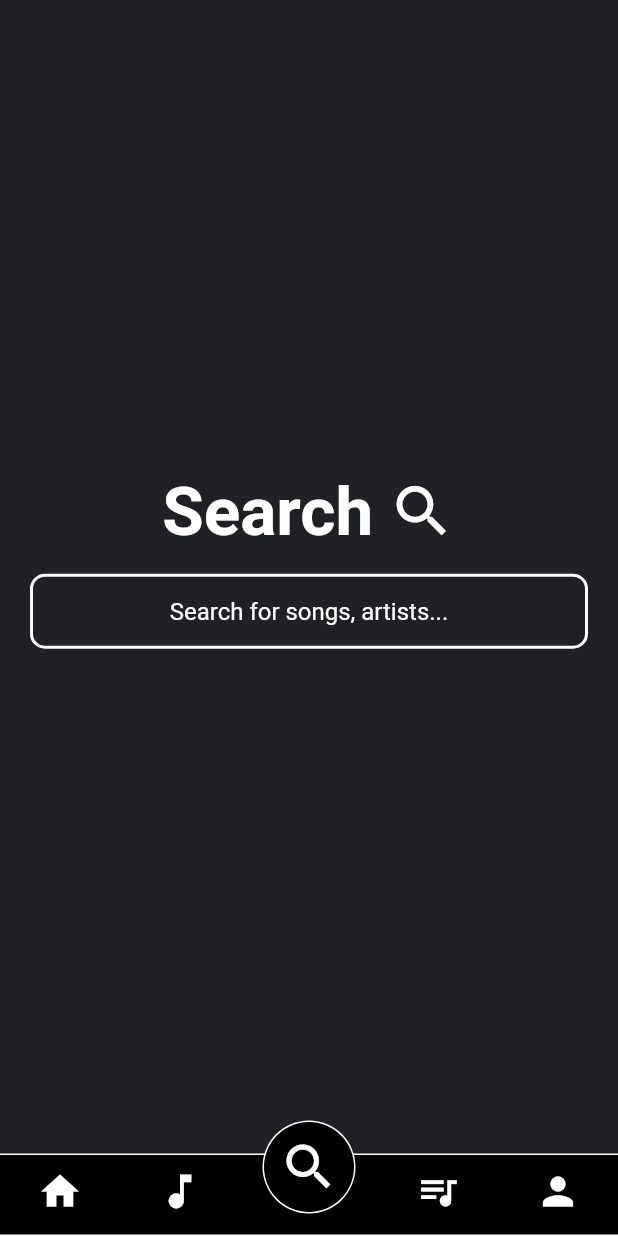
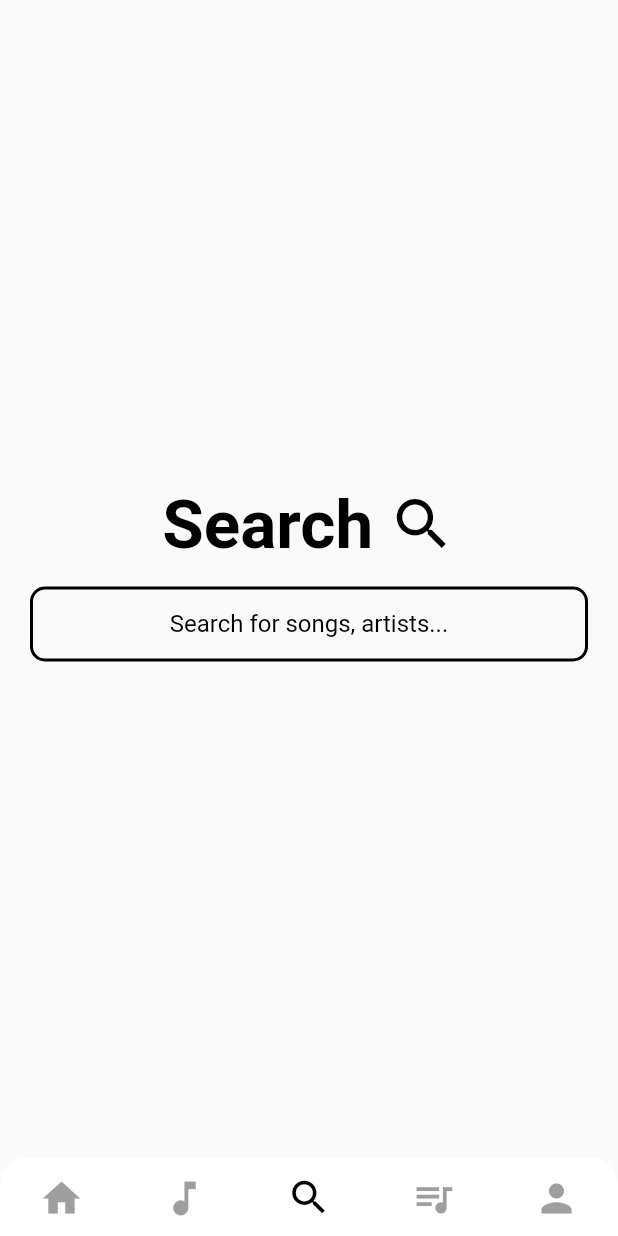
Before and after one commit to rajatKumar023/music_flutter, a Flutter app: the HomePage screen opened directly, item 3 of the bottom bar chosen, on a phone screen of 412 x 824 dp. Run offline on Flutter 3.47's test engine with Material 2 defaults, Android fonts, the phone set to English and light mode, and no system bars; our stand-ins replace flutter_mobx, mobx; missing offline and left inert: flutter_audio_query, flutter_sound; generated files the repository leaves out were written again.

Commit message:
added pages and styles file

```diff
--- a/lib/customs/bottom_navigation_bar.dart
+++ b/lib/customs/bottom_navigation_bar.dart
@@ -1,6 +1,7 @@
 import 'package:flutter/material.dart';
 import 'package:music_flutter/customs/store_observer.dart';
 import 'package:music_flutter/stores/tab_bar_store.dart';
+import 'package:music_flutter/utils/styles.dart';
 
 class CustomBottomNavigationBar extends StatelessWidget {
   @override
@@ -11,26 +12,16 @@ class CustomBottomNavigationBar extends StatelessWidget {
           children: <Widget>[
             Positioned(
               bottom: 0,
-              child: Column(
-                children: <Widget>[
-                  Container(
-                    width: MediaQuery.of(context).size.width,
-                    height: 1,
-                    color: Colors.white,
-                  ),
-                  Container(
+              child: Container(
                 width: MediaQuery.of(context).size.width,
                 height: 53.0,
                 decoration: BoxDecoration(
-                      color: Colors.black,
+                  color: Styles.PRIMARY_COLOR,
+                  borderRadius: BorderRadius.only(
+                    topRight: Radius.circular(20.0),
+                    topLeft: Radius.circular(20.0),
                   ),
                 ),
-                  Container(
-                    width: MediaQuery.of(context).size.width,
-                    height: 1,
-                    color: Colors.white,
-                  ),
-                ],
               ),
             ),
             Container(
@@ -74,38 +65,21 @@ class CustomBottomNavigationBar extends StatelessWidget {
 
   tabBarItem({TabBarStore tabBarStore, int index, IconData iconData}) {
     return Container(
-      decoration: BoxDecoration(
-        borderRadius: BorderRadius.all(
-          Radius.circular(50.0),
-        ),
-        color: tabBarStore.selectedTabBar == index
-            ? Colors.white
-            : Colors.transparent,
-      ),
       padding: EdgeInsets.all(
         tabBarStore.selectedTabBar == index ? 1.0 : 0.0,
       ),
-      margin: EdgeInsets.only(
-          bottom: tabBarStore.selectedTabBar == index ? 15.0 : 5.0),
+      margin: EdgeInsets.symmetric(vertical: 10.0),
       child: GestureDetector(
         onTap: () {
           if (tabBarStore.selectedTabBar != index) {
             tabBarStore.changeTabBar(index);
           }
         },
-        child: Container(
-          padding: EdgeInsets.all(10.0),
-          decoration: BoxDecoration(
-            borderRadius: BorderRadius.circular(50.0),
-            color: tabBarStore.selectedTabBar == index
-                ? Colors.black
-                : Colors.transparent,
-          ),
         child: Icon(
           iconData,
-            color: Colors.white,
-            size: tabBarStore.selectedTabBar == index ? 40.0 : 30.0,
-          ),
+          color:
+              tabBarStore.selectedTabBar == index ? Colors.black : Colors.grey,
+          size: 30.0,
         ),
       ),
     );
--- a/lib/main.dart
+++ b/lib/main.dart
@@ -1,5 +1,5 @@
 import 'package:flutter/material.dart';
-import 'package:music_flutter/presentations/home_page.dart';
+import 'package:music_flutter/presentations/splash_page.dart';
 import 'package:music_flutter/stores/album_store.dart';
 import 'package:music_flutter/stores/play_song_store.dart';
 import 'package:music_flutter/stores/songs_store.dart';
@@ -24,7 +24,7 @@ class MyApp extends StatelessWidget {
         theme: ThemeData(
           primarySwatch: Colors.blue,
         ),
-        home: HomePage(),
+        home: SplashPage(),
       ),
     );
   }
--- a/lib/presentations/home_page.dart
+++ b/lib/presentations/home_page.dart
@@ -1,14 +1,22 @@
 import 'package:flutter/material.dart';
 import 'package:music_flutter/customs/bottom_navigation_bar.dart';
 import 'package:music_flutter/customs/store_observer.dart';
+import 'package:music_flutter/presentations/current_song_playing_widget.dart';
 import 'package:music_flutter/presentations/search_page.dart';
 import 'package:music_flutter/presentations/song_view.dart';
 import 'package:music_flutter/stores/album_store.dart';
+import 'package:music_flutter/stores/play_song_store.dart';
 import 'package:music_flutter/stores/songs_store.dart';
 import 'package:music_flutter/stores/tab_bar_store.dart';
+import 'package:music_flutter/utils/styles.dart';
 import 'package:provider/provider.dart';
 
-class HomePage extends StatelessWidget {
+class HomePage extends StatefulWidget {
+  @override
+  _HomePageState createState() => _HomePageState();
+}
+
+class _HomePageState extends State<HomePage> {
   @override
   Widget build(BuildContext context) {
     double screenHeight = MediaQuery.of(context).size.height;
@@ -24,14 +32,30 @@ class HomePage extends StatelessWidget {
 
     return SafeArea(
       child: Scaffold(
-        backgroundColor: Color.fromRGBO(32, 33, 37, 1),
-        bottomNavigationBar: CustomBottomNavigationBar(),
+        bottomNavigationBar: _bottomBar(),
         body: StoreObserver<TabBarStore>(
           builder: (TabBarStore tabBarStore, BuildContext context) {
             return Container(
               height: screenHeight,
               width: screenWidth,
-              child: _getSelectedPage(tabBarStore),
+              child: Column(
+                children: <Widget>[
+//                  Container(
+//                    height: 60.0,
+//                    child: Text(
+//                      'Music',
+//                      style: TextStyle(
+//                        fontSize: 25.0,
+//                        fontWeight: FontWeight.bold,
+//                        color: Styles.TERTIARY_COLOR,
+//                      ),
+//                    ),
+//                  ),
+                  Expanded(
+                    child: _getSelectedPage(tabBarStore),
+                  ),
+                ],
+              ),
             );
           },
         ),
@@ -67,7 +91,10 @@ class HomePage extends StatelessWidget {
           padding: EdgeInsets.symmetric(horizontal: 10.0),
           child: songsStore.isLoading
               ? const Center(
-                  child: CircularProgressIndicator(),
+                  child: CircularProgressIndicator(
+                    valueColor:
+                        AlwaysStoppedAnimation<Color>(Styles.TERTIARY_COLOR),
+                  ),
                 )
               : ListView.builder(
                   itemCount: songsStore.songsList.length,
@@ -81,4 +108,28 @@ class HomePage extends StatelessWidget {
       },
     );
   }
+
+  Widget _bottomBar() {
+    return StoreObserver<PlaySongStore>(
+      builder: (PlaySongStore playSongStore, BuildContext context) {
+        return Container(
+          height: playSongStore.currentSongId != null ? 113 : 60,
+          child: Stack(
+            children: <Widget>[
+              Positioned(
+                bottom: 0,
+                child: playSongStore.currentSongId != null
+                    ? CurrentSongWidget()
+                    : SizedBox(),
+              ),
+              Positioned(
+                bottom: 0,
+                child: CustomBottomNavigationBar(),
+              )
+            ],
+          ),
+        );
+      },
+    );
+  }
 }
--- a/lib/presentations/search_list_item.dart
+++ b/lib/presentations/search_list_item.dart
@@ -2,6 +2,7 @@ import 'dart:io';
 
 import 'package:flutter/material.dart';
 import 'package:flutter_audio_query/flutter_audio_query.dart';
+import 'package:music_flutter/utils/styles.dart';
 
 class SearchListItem extends StatelessWidget {
   SearchListItem({this.albumInfo});
@@ -41,7 +42,7 @@ class SearchListItem extends StatelessWidget {
                   maxLines: 1,
                   overflow: TextOverflow.ellipsis,
                   style: TextStyle(
-                    color: Colors.white,
+                    color: Styles.PRIMARY_COLOR,
                     fontSize: 17.0,
                   ),
                 ),
@@ -62,7 +63,7 @@ class SearchListItem extends StatelessWidget {
           IconButton(
             icon: Icon(
               Icons.clear,
-              color: Colors.white,
+              color: Styles.PRIMARY_COLOR,
             ),
             onPressed: () {},
           )
--- a/lib/presentations/search_page.dart
+++ b/lib/presentations/search_page.dart
@@ -2,6 +2,7 @@ import 'package:flutter/material.dart';
 import 'package:music_flutter/customs/store_observer.dart';
 import 'package:music_flutter/presentations/search_list_item.dart';
 import 'package:music_flutter/stores/album_store.dart';
+import 'package:music_flutter/utils/styles.dart';
 
 class SearchPage extends StatefulWidget {
   @override
@@ -28,21 +29,21 @@ class _SearchPageState extends State<SearchPage> {
                   Container(
                     width: MediaQuery.of(context).size.width,
                     height: 55.0,
-                    color: Colors.white12,
+                    color: Styles.TERTIARY_COLOR,
                     child: Center(
                       child: TextField(
                         autofocus: true,
-                        cursorColor: Colors.white,
+                        cursorColor: Styles.SECONDARY_COLOR,
                         style: TextStyle(
                           fontSize: 18.0,
-                          color: Colors.white,
+                          color: Styles.SECONDARY_COLOR,
                         ),
                         decoration: InputDecoration(
                           border: InputBorder.none,
                           prefixIcon: GestureDetector(
                             child: Icon(
                               Icons.arrow_back,
-                              color: Colors.white,
+                              color: Styles.SECONDARY_COLOR,
                             ),
                             onTap: () {
                               setState(() {
@@ -52,7 +53,7 @@ class _SearchPageState extends State<SearchPage> {
                           ),
                           suffixIcon: Icon(
                             Icons.search,
-                            color: Colors.white,
+                            color: Styles.SECONDARY_COLOR,
                           ),
                         ),
                       ),
@@ -66,7 +67,7 @@ class _SearchPageState extends State<SearchPage> {
                         Text(
                           'Recent Search',
                           style: TextStyle(
-                            color: Colors.white,
+                            color: Styles.SECONDARY_COLOR,
                             fontSize: 20.0,
                             fontWeight: FontWeight.bold,
                           ),
@@ -76,7 +77,7 @@ class _SearchPageState extends State<SearchPage> {
                         ),
                         Icon(
                           Icons.access_time,
-                          color: Colors.white,
+                          color: Styles.TERTIARY_COLOR,
                         ),
                       ],
                     ),
@@ -109,7 +110,7 @@ class _SearchPageState extends State<SearchPage> {
                     Text(
                       'Search',
                       style: TextStyle(
-                        color: Colors.white,
+                        color: Styles.SECONDARY_COLOR,
                         fontSize: 45.0,
                         fontWeight: FontWeight.bold,
                       ),
@@ -120,7 +121,7 @@ class _SearchPageState extends State<SearchPage> {
                     Icon(
                       Icons.search,
                       size: 45,
-                      color: Colors.white,
+                      color: Styles.SECONDARY_COLOR,
                     )
                   ],
                 ),
@@ -138,7 +139,7 @@ class _SearchPageState extends State<SearchPage> {
                     height: 50.0,
                     decoration: BoxDecoration(
                       border: Border.all(
-                        color: Colors.white,
+                        color: Styles.SECONDARY_COLOR,
                         width: 2,
                         style: BorderStyle.solid,
                       ),
@@ -150,7 +151,7 @@ class _SearchPageState extends State<SearchPage> {
                       child: Text(
                         'Search for songs, artists...',
                         style: TextStyle(
-                          color: Colors.white,
+                          color: Styles.SECONDARY_COLOR,
                           fontSize: 16.0,
                         ),
                       ),
--- /dev/null
+++ b/lib/utils/styles.dart
@@ -0,0 +1,7 @@
+import 'package:flutter/material.dart';
+
+abstract class Styles {
+  static const Color PRIMARY_COLOR = Colors.white;
+  static const Color SECONDARY_COLOR = Colors.black;
+  static const Color TERTIARY_COLOR = Color.fromRGBO(187, 230, 243, 1);
+}
```
Also changed, not shown: lib/presentations/current_song_playing_widget.dart (added, +22 -0 lines), lib/presentations/song_display_widget.dart (added, +16 -0 lines), lib/presentations/song_view.dart (+7 -4 lines), lib/presentations/splash_page.dart (added, +36 -0 lines). Lines whose indentation alone changed are shown as unchanged.
